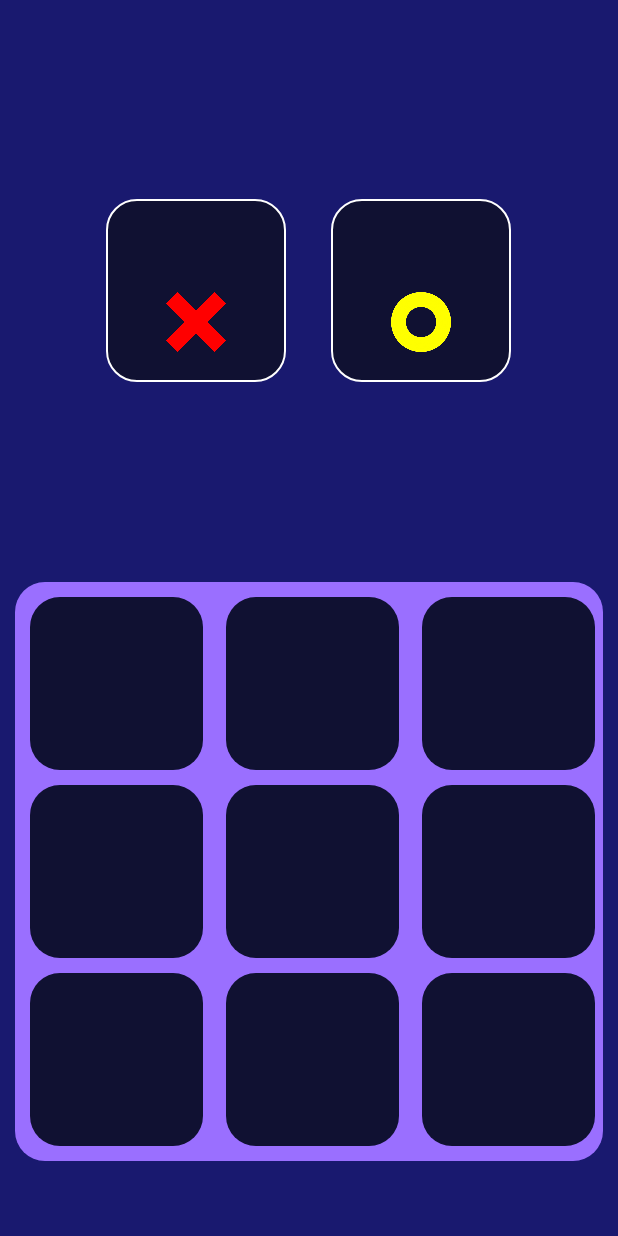
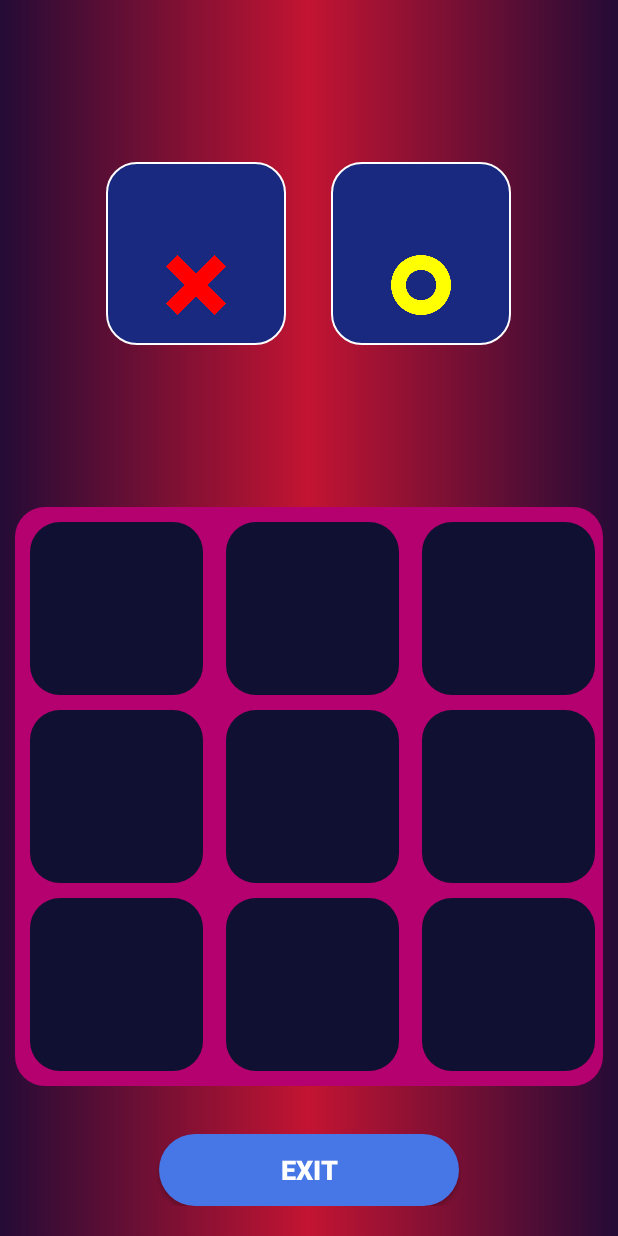
Before and after one commit to Baroucha1/TicTacToeApp, an Android app: the MainActivity screen opened directly, with no data from a screen before it, on a phone screen of 412 x 824 dp. Run offline under Robolectric (Android 15) with nearby library versions, the phone set to English and light mode, and no system bars.

Commit message:
new update

```diff
--- a/app/src/main/res/drawable/gradient_background.xml
+++ b/app/src/main/res/drawable/gradient_background.xml
@@ -3,9 +3,10 @@
 <item>
     <shape>
         <gradient
-            android:startColor="#4e54c8"
-            android:endColor="#8f94fb"
-            android:type="linear" />/>
+            android:startColor="#240b36"
+            android:centerColor="#c31432"
+            android:endColor="#240b36"
+            android:type="linear" />
     </shape>
 </item>
 </selector>
--- a/app/src/main/res/drawable/round_back_blue1000.xml
+++ b/app/src/main/res/drawable/round_back_blue1000.xml
@@ -1,7 +1,7 @@
 <?xml version="1.0" encoding="utf-8"?>
 <shape xmlns:android="http://schemas.android.com/apk/res/android"
     android:shape="rectangle">
-    <solid android:color="@android:color/holo_blue_dark"/>
+    <solid android:color="#4776E6"/>
     <corners android:radius="1000dp"/>
 
 </shape>
--- a/app/src/main/res/drawable/round_back_blue_border.xml
+++ b/app/src/main/res/drawable/round_back_blue_border.xml
@@ -2,7 +2,7 @@
 <shape xmlns:android="http://schemas.android.com/apk/res/android"
     android:shape="rectangle">
     <corners android:radius="20dp"/>
-    <solid android:color="@color/dark_blue"/>
+    <solid android:color="#1A2980" />
     <stroke android:color="@color/white"
         android:width="1dp"/>
 </shape>
--- a/app/src/main/res/drawable/round_back_purple.xml
+++ b/app/src/main/res/drawable/round_back_purple.xml
@@ -1,7 +1,8 @@
 <?xml version="1.0" encoding="utf-8"?>
 <shape xmlns:android="http://schemas.android.com/apk/res/android"
     android:shape="rectangle">
-    <solid android:color="@color/lavander"/>
-    <corners android:radius="20dp"/>
+    <solid android:color="#B5006F"/>
+    <corners android:radius="20dp" />
+
 
 </shape>
--- a/app/src/main/res/layout/activity_add_players.xml
+++ b/app/src/main/res/layout/activity_add_players.xml
@@ -6,7 +6,7 @@
     android:layout_height="match_parent"
     android:orientation="vertical"
     android:gravity="center"
-    android:background="@drawable/back"
+    android:background="@drawable/cube_background"
     tools:context=".AddPlayers">
 
     <TextView
@@ -25,7 +25,7 @@
         android:layout_height="50dp"
         android:layout_marginStart="20dp"
         android:layout_marginEnd="20dp"
-        android:background="@color/dark_blue"
+        android:background="#2B32B2"
         android:layout_marginTop="50dp"
         android:orientation="horizontal">
 
@@ -55,7 +55,7 @@
         android:layout_height="50dp"
         android:layout_marginStart="20dp"
         android:layout_marginEnd="20dp"
-        android:background="@color/dark_blue"
+        android:background="#2B32B2"
         android:layout_marginTop="30dp"
         android:orientation="horizontal">
 
--- a/app/src/main/res/layout/activity_main.xml
+++ b/app/src/main/res/layout/activity_main.xml
@@ -3,7 +3,7 @@
     xmlns:tools="http://schemas.android.com/tools"
     android:layout_width="match_parent"
     android:layout_height="match_parent"
-    android:background="@drawable/back"
+    android:background="@drawable/gradient_background"
     tools:context=".MainActivity">
 
     <LinearLayout
@@ -79,7 +79,7 @@
         android:layout_alignParentBottom="true"
         android:layout_marginStart="10dp"
         android:layout_marginEnd="10dp"
-        android:layout_marginBottom="50dp"
+        android:layout_marginBottom="100dp"
         android:background="@drawable/round_back_purple"
         android:orientation="vertical">
 
@@ -221,5 +221,22 @@
         </LinearLayout>
 
     </LinearLayout>
+    <LinearLayout
+        android:layout_width="match_parent"
+        android:layout_height="wrap_content"
+        android:gravity="center"
+        android:layout_marginBottom="20dp"
+        android:layout_alignParentBottom="true">
+
+        <android.support.v7.widget.AppCompatButton
+            android:id="@+id/ExitBtn"
+            android:layout_width="200sp"
+            android:layout_height="match_parent"
+            android:gravity="center"
+            android:text="exit"
+            android:textStyle="bold"
+            android:textSize="18dp"
+            android:background="@drawable/round_back_blue1000"/>
+    </LinearLayout>
 
 </RelativeLayout>
--- a/app/src/main/res/layout/win_dialogue_layout.xml
+++ b/app/src/main/res/layout/win_dialogue_layout.xml
@@ -6,7 +6,7 @@
     <LinearLayout
         android:layout_width="match_parent"
         android:layout_height="wrap_content"
-        android:background="@color/dark_blue"
+        android:background="@drawable/cube_background"
         android:orientation="vertical">
 
         <TextView
```
Also changed, not shown: app/src/main/java/com/example/tictactoe/MainActivity.java (+20 -19 lines), app/src/main/res/drawable/cube_background.xml (added, +12 -0 lines).
